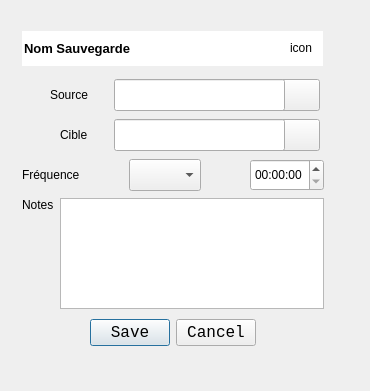
This is src/views/forms/backupformdialog.ui in LP-ACPI/VerrouYEAH as Qt 5 draws it before an edit. The edited form follows.
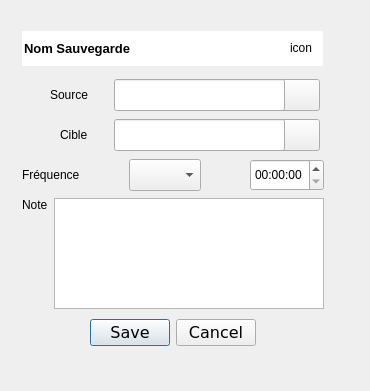
This is the edited form.

```diff
--- a/src/views/forms/backupformdialog.ui
+++ b/src/views/forms/backupformdialog.ui
@@ -208,7 +208,7 @@
    </property>
    <property name="font">
     <font>
-     <family>Monospace</family>
+     <family>DejaVu Sans</family>
      <pointsize>12</pointsize>
     </font>
    </property>
@@ -303,7 +303,7 @@
     <item>
      <widget class="QLabel" name="label_5">
       <property name="text">
-       <string>Notes</string>
+       <string>Note</string>
       </property>
       <property name="alignment">
        <set>Qt::AlignLeading|Qt::AlignLeft|Qt::AlignTop</set>
@@ -311,7 +311,7 @@
      </widget>
     </item>
     <item>
-     <widget class="QTextEdit" name="notesInput"/>
+     <widget class="QPlainTextEdit" name="noteInput"/>
     </item>
    </layout>
   </widget>
```
